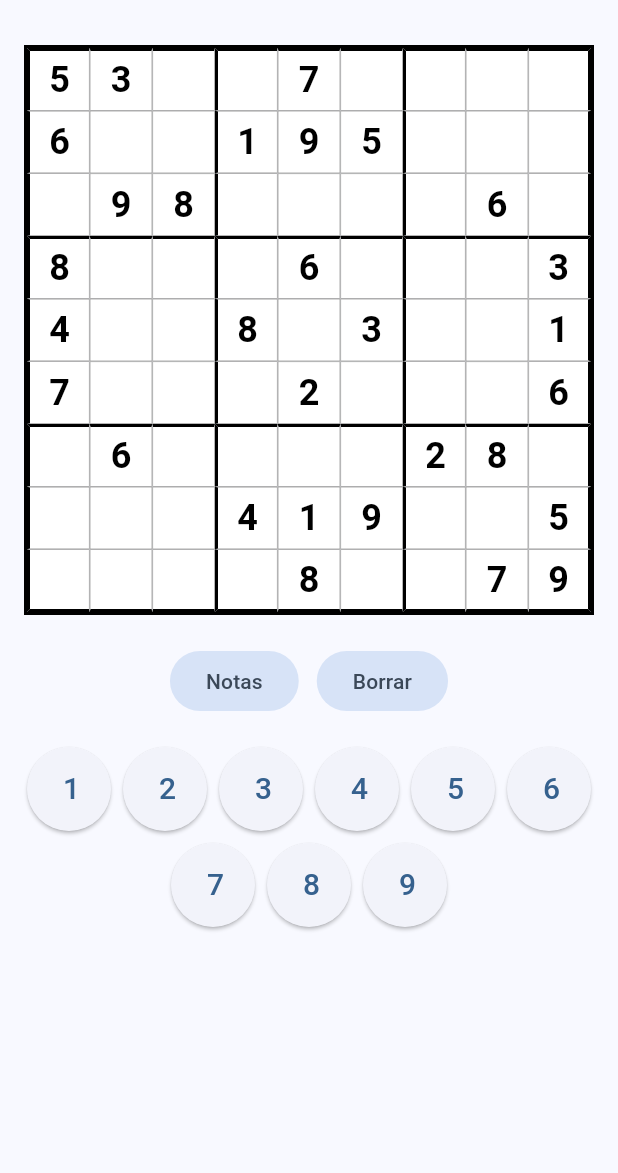
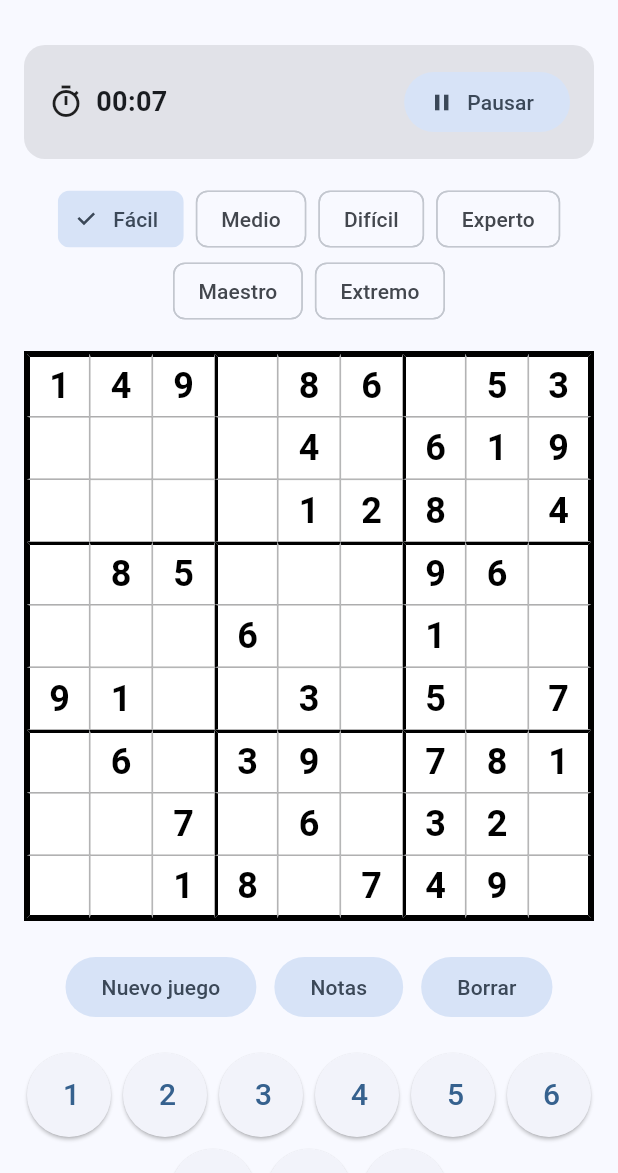
Before and after one commit to Maci050/sudoku_mobile, a Flutter app: the screen it shows after launch, on a phone screen of 412 x 824 dp, the part 63-1236 px from its top. Run offline on Flutter 3.47's test engine with Material 3 defaults, Android fonts, the phone set to English and light mode, and no system bars; our stand-ins replace flutter_riverpod.

Commit message:
feat: se ha añadido un temporizador de juego con control de pausa y una superposición antitrampas
Tambien se han añadido dificultades

```diff
--- /dev/null
+++ b/lib/features/game/domain/difficulty.dart
@@ -0,0 +1,44 @@
+enum Difficulty {
+  easy,
+  medium,
+  hard,
+  expert,
+  master,
+  extreme,
+}
+
+extension DifficultyX on Difficulty {
+  String get label {
+    switch (this) {
+      case Difficulty.easy:
+        return 'Fácil';
+      case Difficulty.medium:
+        return 'Medio';
+      case Difficulty.hard:
+        return 'Difícil';
+      case Difficulty.expert:
+        return 'Experto';
+      case Difficulty.master:
+        return 'Maestro';
+      case Difficulty.extreme:
+        return 'Extremo';
+    }
+  }
+
+  int get cellsToRemove {
+    switch (this) {
+      case Difficulty.easy:
+        return 40;
+      case Difficulty.medium:
+        return 46;
+      case Difficulty.hard:
+        return 52;
+      case Difficulty.expert:
+        return 56;
+      case Difficulty.master:
+        return 60;
+      case Difficulty.extreme:
+        return 64;
+    }
+  }
+}
--- a/lib/features/game/presentation/pages/game_page.dart
+++ b/lib/features/game/presentation/pages/game_page.dart
@@ -1,9 +1,11 @@
 import 'package:flutter/material.dart';
 import 'package:flutter_riverpod/flutter_riverpod.dart';
 import '../controllers/game_controller.dart';
+import '../widgets/difficulty_selector.dart';
 import '../widgets/game_toolbar.dart';
 import '../widgets/keypad.dart';
 import '../widgets/sudoku_grid.dart';
+import '../widgets/timer_bar.dart';
 
 class GamePage extends ConsumerWidget {
   const GamePage({super.key});
@@ -19,8 +21,26 @@ class GamePage extends ConsumerWidget {
         centerTitle: true,
       ),
       body: SafeArea(
+        child: Stack(
+          children: [
+            SingleChildScrollView(
               child: Column(
                 children: [
+                  const SizedBox(height: 16),
+                  TimerBar(
+                    timeText: controller.formattedElapsed(),
+                    isPaused: board.isPaused,
+                    onTogglePause: () {
+                      ref.read(gameControllerProvider.notifier).togglePause();
+                    },
+                  ),
+                  const SizedBox(height: 16),
+                  DifficultySelector(
+                    currentDifficulty: board.difficulty,
+                    onSelected: (difficulty) {
+                      ref.read(gameControllerProvider.notifier).newGame(difficulty);
+                    },
+                  ),
                   const SizedBox(height: 16),
                   const Padding(
                     padding: EdgeInsets.symmetric(horizontal: 16),
@@ -29,6 +49,9 @@ class GamePage extends ConsumerWidget {
                   const SizedBox(height: 20),
                   GameToolbar(
                     notesMode: board.notesMode,
+                    onNewGame: () {
+                      ref.read(gameControllerProvider.notifier).newGame(board.difficulty);
+                    },
                     onToggleNotes: () {
                       ref.read(gameControllerProvider.notifier).toggleNotesMode();
                     },
@@ -53,6 +76,48 @@ class GamePage extends ConsumerWidget {
                       },
                     ),
                   ),
+                  const SizedBox(height: 24),
+                ],
+              ),
+            ),
+            if (board.isPaused)
+              Positioned.fill(
+                child: Container(
+                  color: Theme.of(context).scaffoldBackgroundColor,
+                  child: Center(
+                    child: Column(
+                      mainAxisSize: MainAxisSize.min,
+                      children: [
+                        const Icon(
+                          Icons.pause_circle_filled,
+                          size: 72,
+                        ),
+                        const SizedBox(height: 16),
+                        Text(
+                          'Juego en pausa',
+                          style: Theme.of(context).textTheme.headlineSmall?.copyWith(
+                                fontWeight: FontWeight.bold,
+                              ),
+                        ),
+                        const SizedBox(height: 12),
+                        Text(
+                          'El tablero está oculto para evitar trampas',
+                          textAlign: TextAlign.center,
+                          style: Theme.of(context).textTheme.bodyMedium,
+                        ),
+                        const SizedBox(height: 24),
+                        FilledButton.icon(
+                          onPressed: () {
+                            ref.read(gameControllerProvider.notifier).resumeGame();
+                          },
+                          icon: const Icon(Icons.play_arrow),
+                          label: const Text('Continuar'),
+                        ),
+                      ],
+                    ),
+                  ),
+                ),
+              ),
           ],
         ),
       ),
--- /dev/null
+++ b/lib/features/game/presentation/widgets/difficulty_selector.dart
@@ -0,0 +1,30 @@
+import 'package:flutter/material.dart';
+import '../../domain/difficulty.dart';
+
+class DifficultySelector extends StatelessWidget {
+  final Difficulty currentDifficulty;
+  final ValueChanged<Difficulty> onSelected;
+
+  const DifficultySelector({
+    super.key,
+    required this.currentDifficulty,
+    required this.onSelected,
+  });
+
+  @override
+  Widget build(BuildContext context) {
+    return Wrap(
+      spacing: 8,
+      alignment: WrapAlignment.center,
+      children: Difficulty.values.map((difficulty) {
+        final isSelected = difficulty == currentDifficulty;
+
+        return ChoiceChip(
+          label: Text(difficulty.label),
+          selected: isSelected,
+          onSelected: (_) => onSelected(difficulty),
+        );
+      }).toList(),
+    );
+  }
+}
--- a/lib/features/game/presentation/widgets/game_toolbar.dart
+++ b/lib/features/game/presentation/widgets/game_toolbar.dart
@@ -2,26 +2,32 @@ import 'package:flutter/material.dart';
 
 class GameToolbar extends StatelessWidget {
   final bool notesMode;
+  final VoidCallback onNewGame;
   final VoidCallback onToggleNotes;
   final VoidCallback onErase;
 
   const GameToolbar({
     super.key,
     required this.notesMode,
+    required this.onNewGame,
     required this.onToggleNotes,
     required this.onErase,
   });
 
   @override
   Widget build(BuildContext context) {
-    return Row(
-      mainAxisAlignment: MainAxisAlignment.center,
+    return Wrap(
+      spacing: 12,
+      alignment: WrapAlignment.center,
       children: [
+        FilledButton.tonal(
+          onPressed: onNewGame,
+          child: const Text('Nuevo juego'),
+        ),
         FilledButton.tonal(
           onPressed: onToggleNotes,
           child: Text(notesMode ? 'Notas: ON' : 'Notas'),
         ),
-        const SizedBox(width: 12),
         FilledButton.tonal(
           onPressed: onErase,
           child: const Text('Borrar'),
--- /dev/null
+++ b/lib/features/game/presentation/widgets/timer_bar.dart
@@ -0,0 +1,56 @@
+import 'package:flutter/material.dart';
+
+class TimerBar extends StatelessWidget {
+  final String timeText;
+  final bool isPaused;
+  final VoidCallback onTogglePause;
+
+  const TimerBar({
+    super.key,
+    required this.timeText,
+    required this.isPaused,
+    required this.onTogglePause,
+  });
+
+  @override
+  Widget build(BuildContext context) {
+    return Padding(
+      padding: const EdgeInsets.symmetric(horizontal: 16),
+      child: Row(
+        children: [
+          Expanded(
+            child: Container(
+              padding: const EdgeInsets.symmetric(
+                horizontal: 16,
+                vertical: 14,
+              ),
+              decoration: BoxDecoration(
+                color: Theme.of(context).colorScheme.surfaceContainerHighest,
+                borderRadius: BorderRadius.circular(14),
+              ),
+              child: Row(
+                children: [
+                  const Icon(Icons.timer_outlined),
+                  const SizedBox(width: 8),
+                  Text(
+                    timeText,
+                    style: const TextStyle(
+                      fontSize: 18,
+                      fontWeight: FontWeight.w600,
+                    ),
+                  ),
+                  const Spacer(),
+                  FilledButton.tonalIcon(
+                    onPressed: onTogglePause,
+                    icon: Icon(isPaused ? Icons.play_arrow : Icons.pause),
+                    label: Text(isPaused ? 'Reanudar' : 'Pausar'),
+                  ),
+                ],
+              ),
+            ),
+          ),
+        ],
+      ),
+    );
+  }
+}
```
Also changed, not shown: lib/features/game/data/sudoku_generator.dart (added, +80 -0 lines), lib/features/game/domain/game_board.dart (+21 -0 lines), lib/features/game/presentation/controllers/game_controller.dart (+55 -28 lines). Lines whose indentation alone changed are shown as unchanged.
